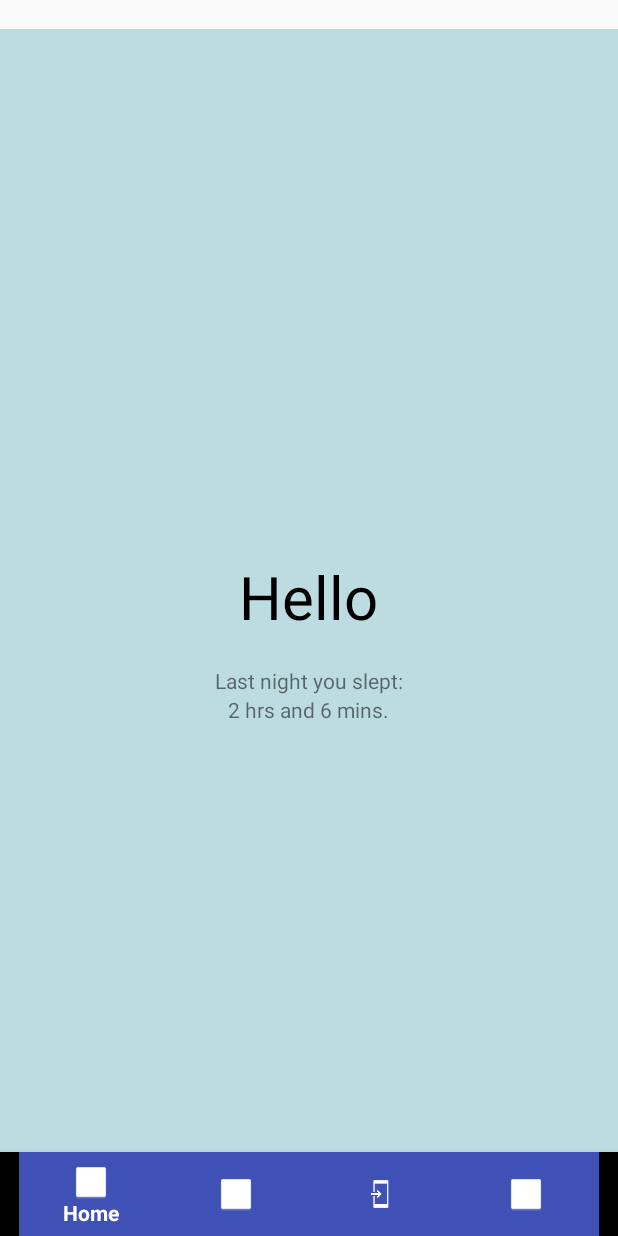
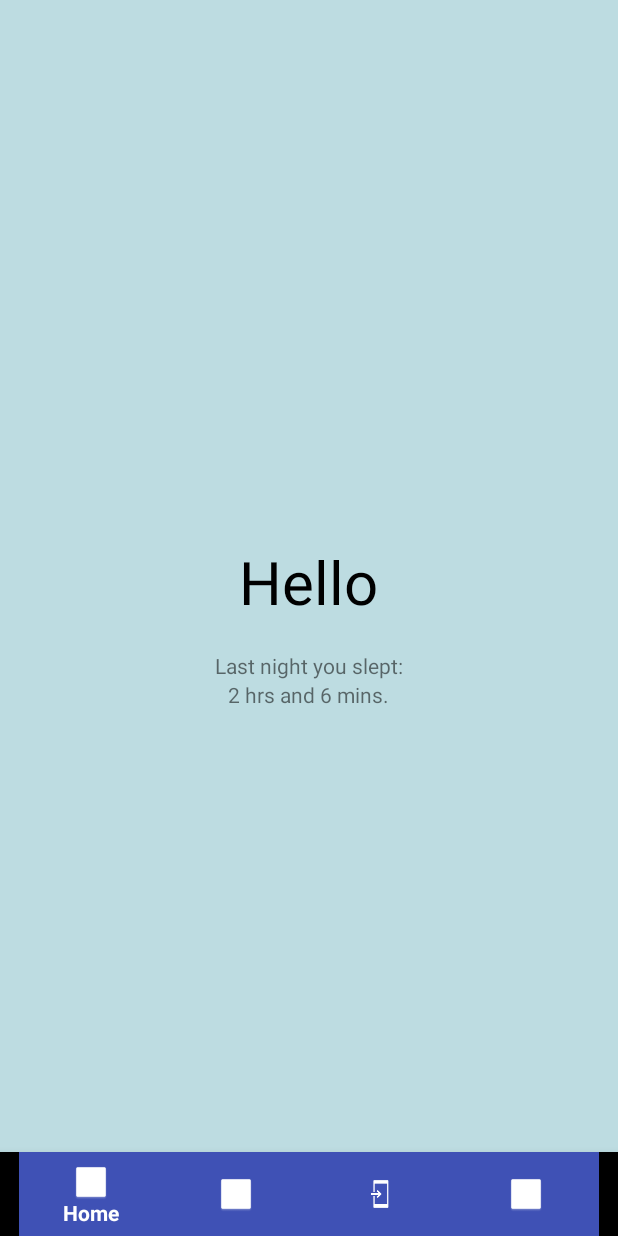
Before and after one commit to AP-Elektronica-ICT/IP18-SleepQuality01, an Android app: the MainActivity screen opened directly, with no data from a screen before it, on a phone screen of 412 x 824 dp. Run offline under Robolectric (Android 15) with nearby library versions, the phone set to English and light mode, and no system bars; our stand-ins replace Firebase (no records; nobody signed in at launch, a user with empty details on screens opened directly); libraries missing offline, so code that uses them is left out: com.github.mikephil.charting, com.mukesh.countrypicker.

Commit message:
White layout removed

```diff
--- a/Android/app/src/main/res/layout/activity_main.xml
+++ b/Android/app/src/main/res/layout/activity_main.xml
@@ -10,11 +10,6 @@
         android:layout_width="match_parent"
         android:layout_height="match_parent"
         android:id="@+id/pager">
-
-        <android.support.v4.view.PagerTitleStrip
-            android:layout_width="match_parent"
-            android:layout_height="wrap_content"
-            android:layout_gravity="top" />
 
     </android.support.v4.view.ViewPager>
 
```
